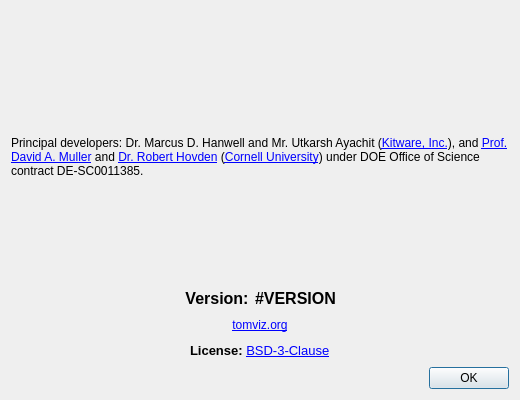
Old version of the form tomviz/AboutDialog.ui in the repository OpenChemistry/tomviz.
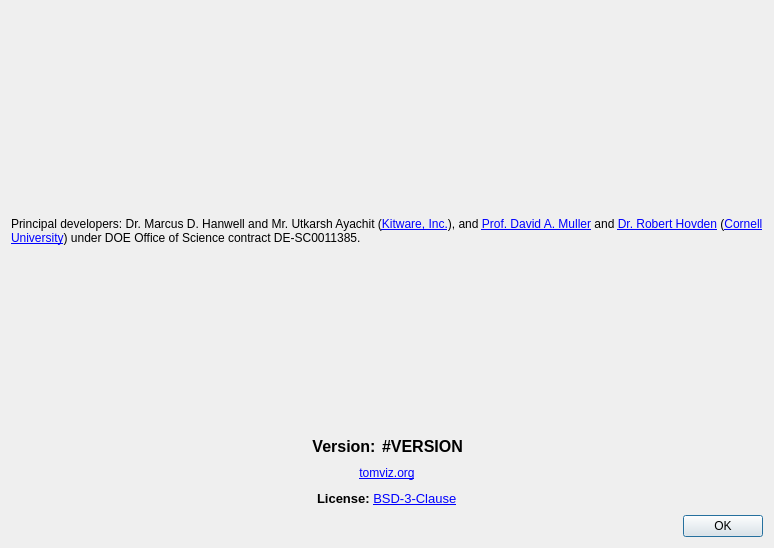
New version of the form. Icons and pictures are not drawn.

Commit message:
About dialog now a full class, minor tweaks
I would like to add some advanced version information in the future too.

Diff of the .ui file:
```diff
--- a/tomviz/AboutDialog.ui
+++ b/tomviz/AboutDialog.ui
@@ -6,8 +6,8 @@
    <rect>
     <x>0</x>
     <y>0</y>
-    <width>520</width>
-    <height>400</height>
+    <width>774</width>
+    <height>548</height>
    </rect>
   </property>
   <property name="windowTitle">
@@ -22,6 +22,9 @@
      <property name="pixmap">
       <pixmap resource="resources.qrc">:/icons/tomvizfull.png</pixmap>
      </property>
+     <property name="alignment">
+      <set>Qt::AlignCenter</set>
+     </property>
     </widget>
    </item>
    <item>
```
The commit also changes 5 other files.
